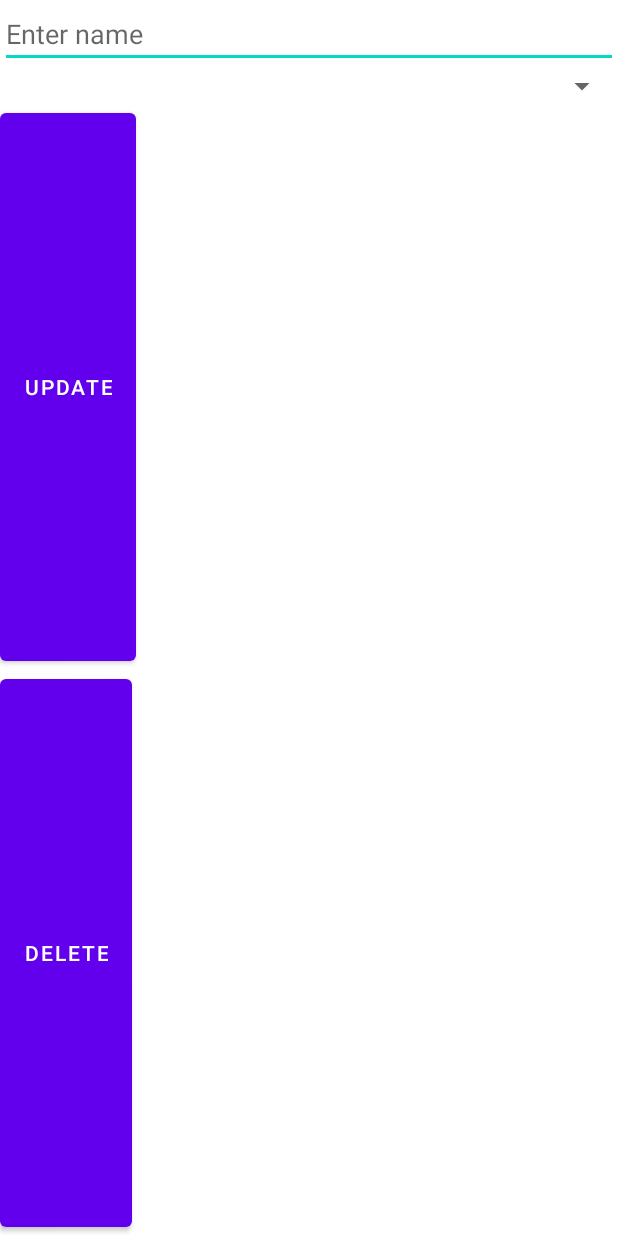
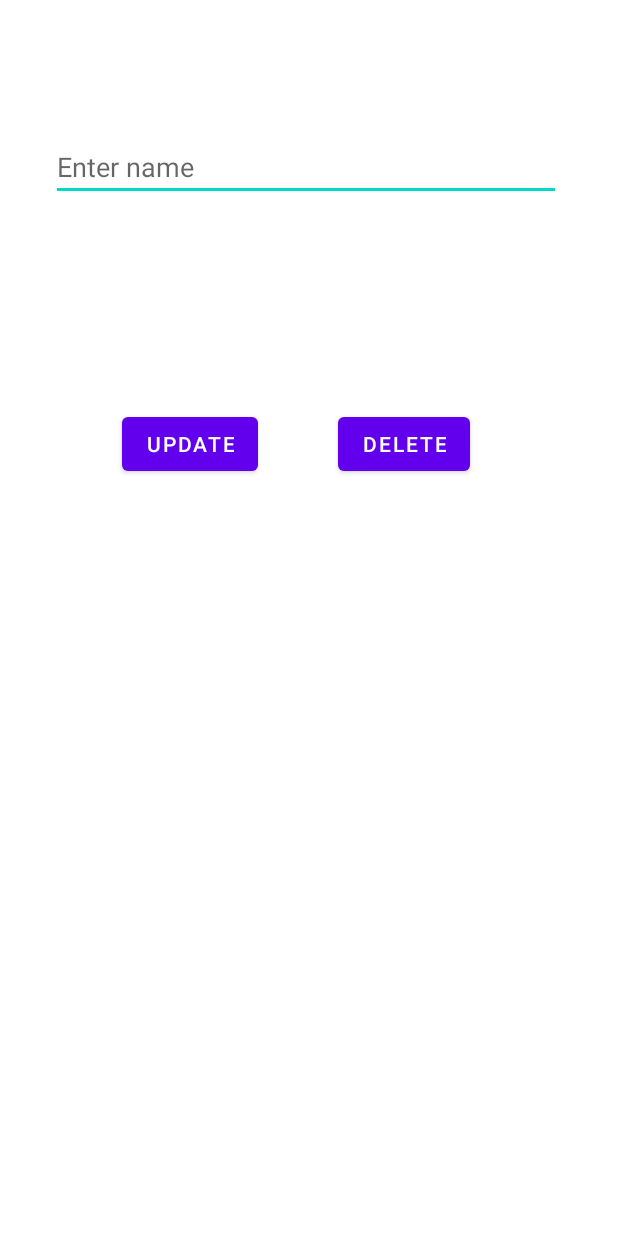
Before and after one commit to chilla2/Freshness-Tracker, an Android app: the layout update_dialogue.xml on its own in the app's theme, with its tools: preview values and no code run, on a phone screen of 412 x 824 dp. Run offline under Robolectric (Android 15) with nearby library versions, the phone set to English and light mode, and no system bars.

Commit message:
Took the artist/track tutorial from online and adapted it for our purposes. Everything is still happening in MainActivity, and the xml layout needs work. User can enter food name, select category from dropdown, and choose date from date picker. Temporary add button successfully adds item to database. Items are displayed in a list view. Long press on an item brings up a dialog with options to update or delete item. The delete button works to remove the item from the database/list view, but the update button still needs work. It crashes the app.

```diff
--- a/app/src/main/java/com/example/freshnesstracker/MainActivity.java
+++ b/app/src/main/java/com/example/freshnesstracker/MainActivity.java
@@ -98,7 +98,6 @@ public class MainActivity extends AppCompatActivity {
             public void onItemClick(AdapterView<?> adapterView, View view, int i, long l) {
                 //getting the selected item
                  FoodItem foodItem = foodItems.get(i);
-
             }
         });
 
@@ -110,7 +109,6 @@ public class MainActivity extends AppCompatActivity {
                 return true;
             }
         });
-
     }
 
 
--- a/app/src/main/res/layout/update_dialogue.xml
+++ b/app/src/main/res/layout/update_dialogue.xml
@@ -1,5 +1,8 @@
 <?xml version="1.0" encoding="utf-8"?>
-<LinearLayout xmlns:android="http://schemas.android.com/apk/res/android"
+<androidx.constraintlayout.widget.ConstraintLayout xmlns:android="http://schemas.android.com/apk/res/android"
+    xmlns:app="http://schemas.android.com/apk/res-auto"
+    xmlns:tools="http://schemas.android.com/tools"
+    android:id="@+id/linearLayout"
     android:layout_width="match_parent"
     android:layout_height="match_parent"
     android:orientation="vertical">
@@ -7,30 +10,50 @@
 
     <EditText
         android:id="@+id/editTextName"
-        android:layout_width="match_parent"
-        android:layout_height="wrap_content"
-        android:hint="Enter name" />
-
-    <Spinner
-        android:id="@+id/spinnerCategories"
-        android:layout_width="match_parent"
-        android:layout_height="wrap_content"
-        android:layout_below="@id/editTextName"></Spinner>
-
+        android:layout_width="340dp"
+        android:layout_height="42dp"
+        android:layout_marginStart="38dp"
+        android:layout_marginLeft="38dp"
+        android:layout_marginTop="92dp"
+        android:layout_marginEnd="38dp"
+        android:layout_marginRight="38dp"
+        android:layout_marginBottom="21dp"
+        android:hint="Enter name"
+        app:layout_constraintEnd_toEndOf="parent"
+        app:layout_constraintHorizontal_bias="1.0"
+        app:layout_constraintStart_toStartOf="parent"
+        app:layout_constraintTop_toTopOf="parent" />
 
     <Button
         android:id="@+id/buttonUpdateItem"
         android:layout_width="wrap_content"
         android:layout_height="wrap_content"
-        android:layout_weight="1"
-        android:text="Update" />
+        android:layout_marginStart="81dp"
+        android:layout_marginLeft="81dp"
+        android:layout_marginEnd="24dp"
+        android:layout_marginRight="24dp"
+        android:layout_marginBottom="504dp"
+        android:text="Update"
+        app:layout_constraintBottom_toBottomOf="parent"
+        app:layout_constraintEnd_toEndOf="parent"
+        app:layout_constraintEnd_toStartOf="@+id/buttonDeleteItem"
+        app:layout_constraintHorizontal_bias="0.0"
+        app:layout_constraintStart_toStartOf="parent" />
 
     <Button
         android:id="@+id/buttonDeleteItem"
         android:layout_width="wrap_content"
         android:layout_height="wrap_content"
-        android:layout_weight="1"
-        android:text="Delete" />
+        android:layout_marginStart="24dp"
+        android:layout_marginLeft="24dp"
+        android:layout_marginEnd="81dp"
+        android:layout_marginRight="81dp"
+        android:layout_marginBottom="504dp"
+        android:text="Delete"
+        app:layout_constraintBottom_toBottomOf="parent"
+        app:layout_constraintEnd_toEndOf="parent"
+        app:layout_constraintHorizontal_bias="0.922"
+        app:layout_constraintStart_toStartOf="parent" />
 
 
-</LinearLayout>
+</androidx.constraintlayout.widget.ConstraintLayout>
```
